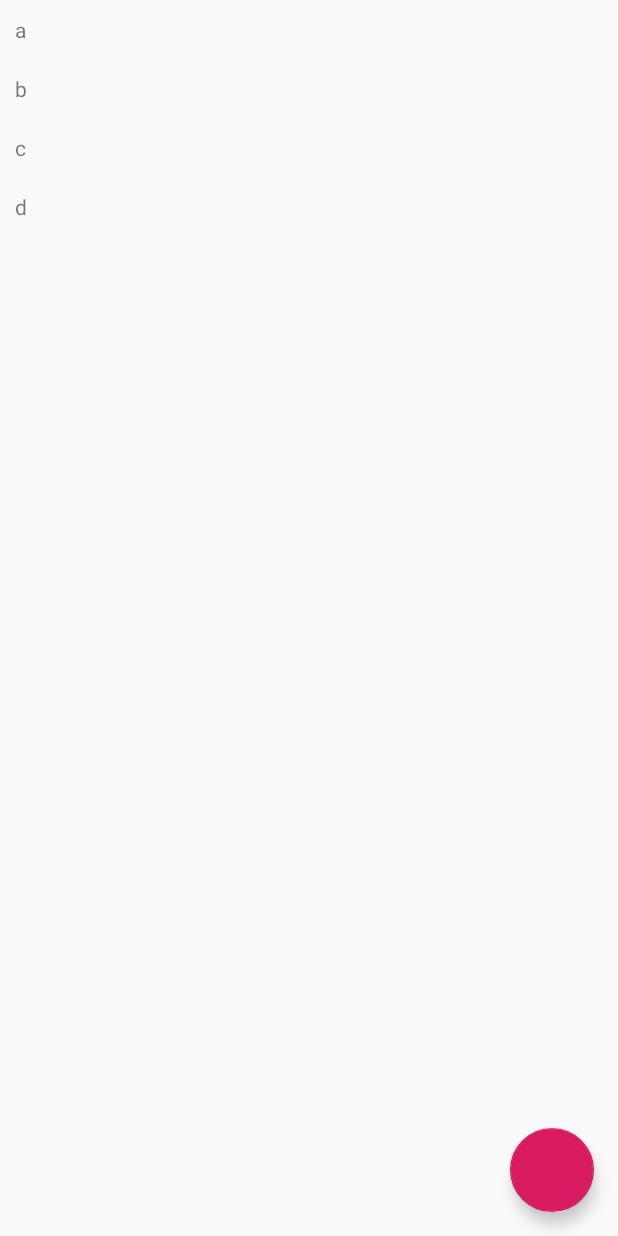
After one commit to NotQuiteAwake/smart-aircon, an Android app: the SetPriorityActivity screen opened directly, with no data from a screen before it, on a phone screen of 412 x 824 dp. The commit adds this screen. Run offline under Robolectric (Android 15) with nearby library versions, the phone set to English and light mode, and no system bars.

Commit message:
update progress, add RecyclerView
updated README
added RecyclerView in new activity(SetPriorityActivity), not fully
functional yet

```diff
--- a/OTA/app/build.gradle
+++ b/OTA/app/build.gradle
@@ -32,11 +32,12 @@ dependencies {
     implementation 'com.github.PhilJay:MPAndroidChart:v3.1.0-alpha'
     implementation fileTree(dir: 'libs', include: ['*.jar'])
     implementation 'com.android.support:appcompat-v7:27.1.1'
-    implementation 'com.android.support.constraint:constraint-layout:1.1.0'
     testImplementation 'junit:junit:4.12'
     androidTestImplementation 'com.android.support.test:runner:1.0.2'
     androidTestImplementation 'com.android.support.test.espresso:espresso-core:3.0.2'
-    implementation 'com.android.support:recyclerview-v7:27.1.1'
     implementation("com.squareup.okhttp3:okhttp:3.12.1")
     implementation('com.alibaba:fastjson:1.2.55')
+    implementation 'com.android.support.constraint:constraint-layout:1.1.0'
+    implementation 'com.android.support:design:27.1.1'
+    implementation 'com.android.support:cardview-v7:27.1.1'
 }
--- a/OTA/app/src/main/AndroidManifest.xml
+++ b/OTA/app/src/main/AndroidManifest.xml
@@ -10,6 +10,7 @@
         android:supportsRtl="true"
         android:theme="@style/AppTheme">
 
+        <activity android:name=".SetPriorityActivity"></activity>
         <activity android:name=".ViewTempActivity"></activity>
         <activity android:name=".EditExpActivity"></activity>
         <activity android:name=".MainActivity">
--- /dev/null
+++ b/OTA/app/src/main/java/com/ota/jimmychen/ota/SetPriorityActivity.java
@@ -0,0 +1,41 @@
+package com.ota.jimmychen.ota;
+
+import android.app.Activity;
+import android.content.Intent;
+import android.os.Bundle;
+import android.support.v7.widget.LinearLayoutManager;
+import android.support.v7.widget.RecyclerView;
+
+import java.util.ArrayList;
+import java.util.List;
+
+public class SetPriorityActivity extends Activity {
+    private static String ip_address;
+
+    private RecyclerView mRecyclerView;
+    private RecyclerView.Adapter mAdapter;
+    private RecyclerView.LayoutManager mLayoutManager;
+
+    @Override
+    protected void onCreate(Bundle savedInstanceState) {
+        super.onCreate(savedInstanceState);
+        setContentView(R.layout.activity_setpriority);
+
+        Intent intent = getIntent();
+        if (intent.getStringExtra("ip_address") != null) ip_address = intent.getStringExtra("ip_address");
+
+        mRecyclerView = (RecyclerView) findViewById(R.id.recyclerView);
+        mRecyclerView.setHasFixedSize(true);
+
+        mLayoutManager = new LinearLayoutManager(this);
+        mRecyclerView.setLayoutManager(mLayoutManager);
+
+        mAdapter = new listAdapter((List<String>)new ArrayList<String>() {{
+            add("a");
+            add("b");
+            add("c");
+            add("d");
+        }});
+        mRecyclerView.setAdapter(mAdapter);
+    }
+}
--- /dev/null
+++ b/OTA/app/src/main/java/com/ota/jimmychen/ota/listAdapter.java
@@ -0,0 +1,38 @@
+package com.ota.jimmychen.ota;
+
+import android.support.v7.widget.RecyclerView;
+import android.view.LayoutInflater;
+import android.view.ViewGroup;
+import android.widget.TextView;
+
+import java.util.List;
+
+public class listAdapter extends RecyclerView.Adapter<listAdapter.listViewHolder> {
+    private List<String> mDataset;
+
+    public static class listViewHolder extends RecyclerView.ViewHolder {
+        public TextView mTextView;
+        public listViewHolder(TextView v) {
+            super(v);
+            mTextView = v;
+        }
+    }
+
+    public listAdapter(List<String> dataSet) { mDataset = dataSet; }
+
+    @Override
+    public listAdapter.listViewHolder onCreateViewHolder(ViewGroup parent, int viewType) {
+        TextView v = (TextView) LayoutInflater.from(parent.getContext())
+                .inflate(R.layout.item_base, parent, false);
+        listViewHolder vh = new listViewHolder(v);
+        return vh;
+    }
+
+    public void onBindViewHolder(listViewHolder holder, int position) {
+        holder.mTextView.setText(mDataset.get(position));
+    }
+
+    public int getItemCount() {
+        return mDataset.size();
+    }
+}
--- /dev/null
+++ b/OTA/app/src/main/res/layout/activity_setpriority.xml
@@ -0,0 +1,22 @@
+<?xml version="1.0" encoding="utf-8"?>
+<android.support.design.widget.CoordinatorLayout xmlns:android="http://schemas.android.com/apk/res/android"
+    xmlns:app="http://schemas.android.com/apk/res-android"
+    xmlns:tools="http://schemas.android.com/tools"
+    android:layout_width="match_parent"
+    android:layout_height="match_parent">
+
+    <android.support.v7.widget.RecyclerView
+        android:id="@+id/recyclerView"
+        android:layout_width="wrap_content"
+        android:layout_height="match_parent"
+        android:scrollbars="vertical">
+
+    </android.support.v7.widget.RecyclerView>
+
+    <android.support.design.widget.FloatingActionButton
+        android:id="@+id/fab"
+        android:layout_width="wrap_content"
+        android:layout_height="wrap_content"
+        android:layout_gravity="end|bottom"
+        android:layout_margin="16dp" />
+</android.support.design.widget.CoordinatorLayout>
--- /dev/null
+++ b/OTA/app/src/main/res/layout/item_base.xml
@@ -0,0 +1,10 @@
+<?xml version="1.0" encoding="utf-8"?>
+<TextView android:id="@+id/item_tx"
+    android:layout_width="wrap_content"
+    android:layout_height="wrap_content"
+    android:gravity="center"
+    android:padding="10dp"
+    android:layout_gravity="center_horizontal"
+    android:text="Item"
+    xmlns:android="http://schemas.android.com/apk/res/android">
+</TextView>
```
Also changed, not shown: OTA/app/src/main/java/com/ota/jimmychen/ota/MainActivity.java (+12 -1 lines), OTA/app/src/main/res/layout/activity_main.xml (+23 -10 lines), 1 other file.
